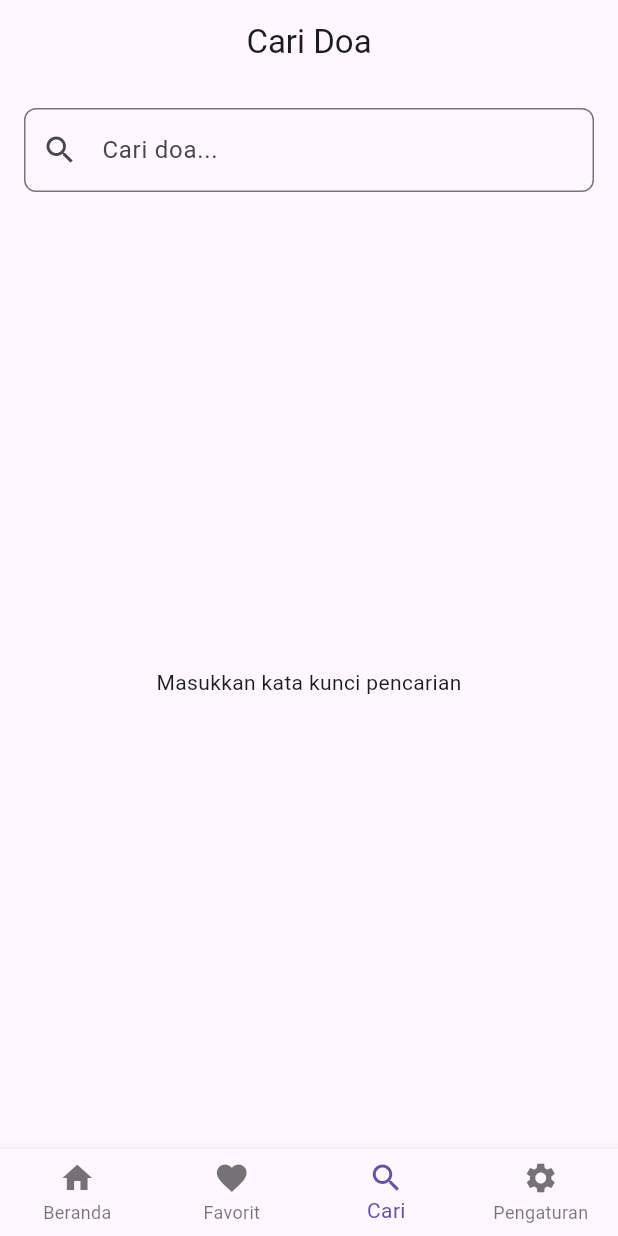
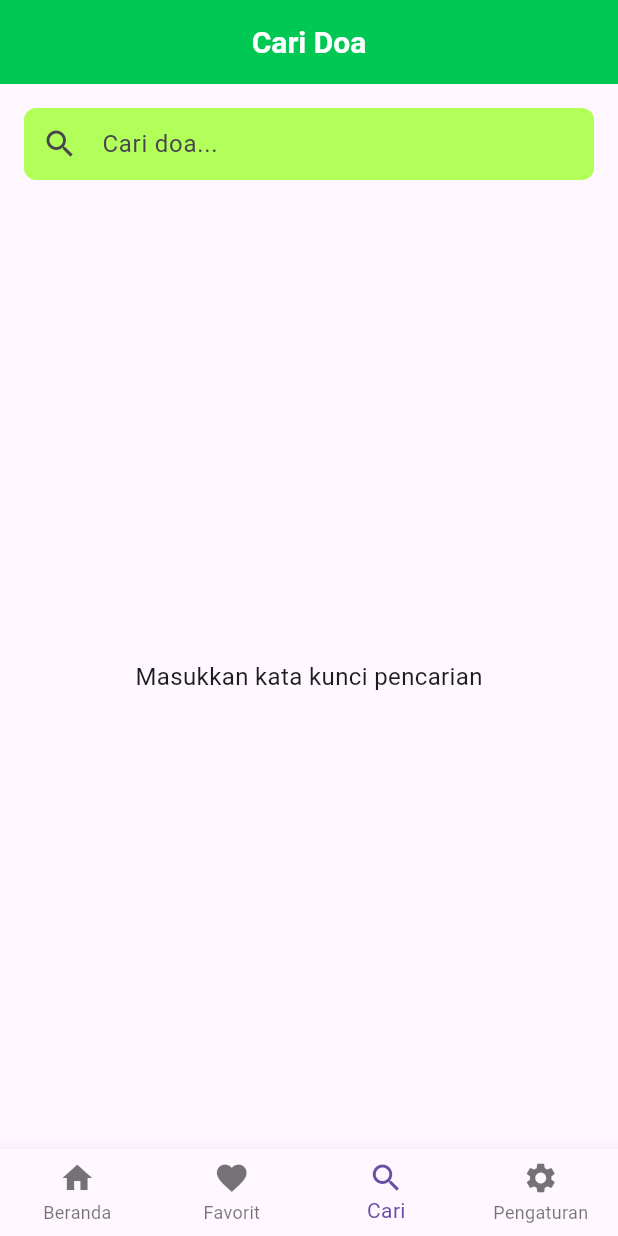
Before and after one commit to BarlTzy/doa_harian, a Flutter app: the screen it shows after launch, item 3 of the bottom bar chosen, on a phone screen of 412 x 824 dp. Run offline on Flutter 3.47's test engine with Material 3 defaults, Android fonts, the phone set to English and light mode, and no system bars; our stand-ins replace shared_preferences; network calls fail; Roboto replaces fonts that are missing (Poppins).

Commit message:
update favorite_screen

```diff
--- a/lib/screens/home_screen.dart
+++ b/lib/screens/home_screen.dart
@@ -1,8 +1,8 @@
 import 'package:flutter/material.dart';
-import '../models/doa_model.dart';
-import '../services/api_service.dart';
+import 'package:aplikasi_doa/models/doa_model.dart';
+import 'package:aplikasi_doa/services/api_service.dart';
 import 'detail_screen.dart';
-import '../widgets/bottom_nav_bar.dart';
+import 'package:aplikasi_doa/widgets/bottom_nav_bar.dart';
 
 class HomeScreen extends StatefulWidget {
   const HomeScreen({super.key});
--- a/lib/screens/search_screen.dart
+++ b/lib/screens/search_screen.dart
@@ -39,8 +39,21 @@ class _SearchScreenState extends State<SearchScreen> {
   @override
   Widget build(BuildContext context) {
     return Scaffold(
-      appBar: AppBar(title: const Text('Cari Doa'), centerTitle: true),
-      body: Column(
+      appBar: AppBar(
+        title: const Text(
+          'Cari Doa',
+          style: TextStyle(
+            fontWeight: FontWeight.bold,
+            color: Colors.white,
+            fontSize: 20,
+          ),
+        ),
+        centerTitle: true,
+        backgroundColor: Colors.greenAccent.shade700, // Green background
+        iconTheme: const IconThemeData(color: Colors.white), // White icons
+      ),
+      body: Container(
+        child: Column(
           children: [
             Padding(
               padding: const EdgeInsets.all(16.0),
@@ -49,8 +62,17 @@ class _SearchScreenState extends State<SearchScreen> {
                 decoration: InputDecoration(
                   hintText: 'Cari doa...',
                   prefixIcon: const Icon(Icons.search),
+                  filled: true,
+                  fillColor:
+                      Colors
+                          .lightGreenAccent, // Light yellow background color[200],
                   border: OutlineInputBorder(
                     borderRadius: BorderRadius.circular(8.0),
+                    borderSide: BorderSide.none,
+                  ),
+                  contentPadding: const EdgeInsets.symmetric(
+                    vertical: 12,
+                    horizontal: 16,
                   ),
                 ),
                 onChanged: _searchDoa,
@@ -59,28 +81,48 @@ class _SearchScreenState extends State<SearchScreen> {
             Expanded(
               child:
                   _searchController.text.isEmpty
-                    ? const Center(child: Text('Masukkan kata kunci pencarian'))
+                      ? const Center(
+                        child: Text(
+                          'Masukkan kata kunci pencarian',
+                          style: TextStyle(fontSize: 16),
+                        ),
+                      )
                       : ListView.builder(
+                        padding: const EdgeInsets.only(bottom: 16),
                         itemCount: _searchResults.length,
                         itemBuilder: (context, index) {
                           final doa = _searchResults[index];
-                        return ListTile(
-                          title: Text(doa.judul),
-                          // subtitle: Text(doa.terjemah),
+                          return Card(
+                            margin: const EdgeInsets.symmetric(
+                              horizontal: 16,
+                              vertical: 8,
+                            ),
+                            elevation: 2,
+                            child: ListTile(
+                              title: Text(
+                                doa.judul,
+                                style: const TextStyle(
+                                  fontWeight: FontWeight.w500,
+                                ),
+                              ),
+                              subtitle: Text(doa.terjemah),
                               onTap: () {
                                 Navigator.push(
                                   context,
                                   MaterialPageRoute(
-                                builder: (context) => DetailScreen(doa: doa),
+                                    builder:
+                                        (context) => DetailScreen(doa: doa),
                                   ),
                                 );
                               },
+                            ),
                           );
                         },
                       ),
             ),
           ],
         ),
+      ),
       bottomNavigationBar: const BottomNavBar(selectedIndex: 2),
     );
   }
```
Also changed, not shown: lib/screens/favorites_screen.dart (+0 -11 lines), lib/widgets/doa_list_item.dart (deleted, +0 -35 lines), lib/widgets/settings_card.dart (deleted, +0 -34 lines). Lines whose indentation alone changed are shown as unchanged.
